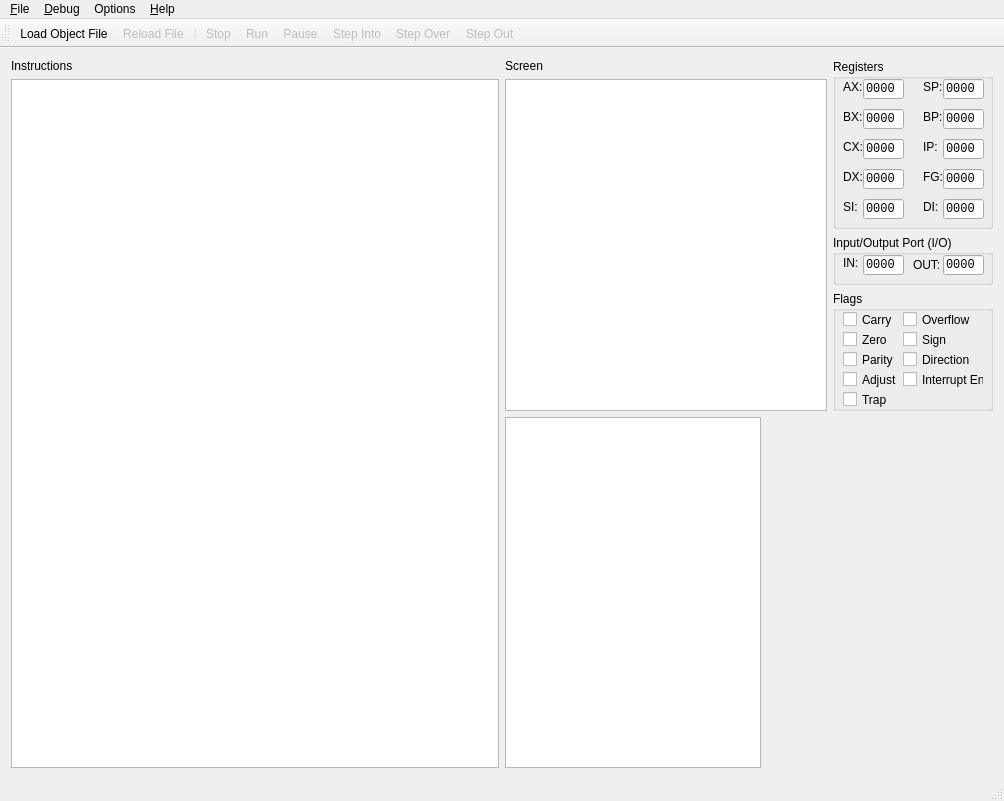
First picture: the form in src/MemWnd.ui, repository rdnelson/Libra, before the edit.
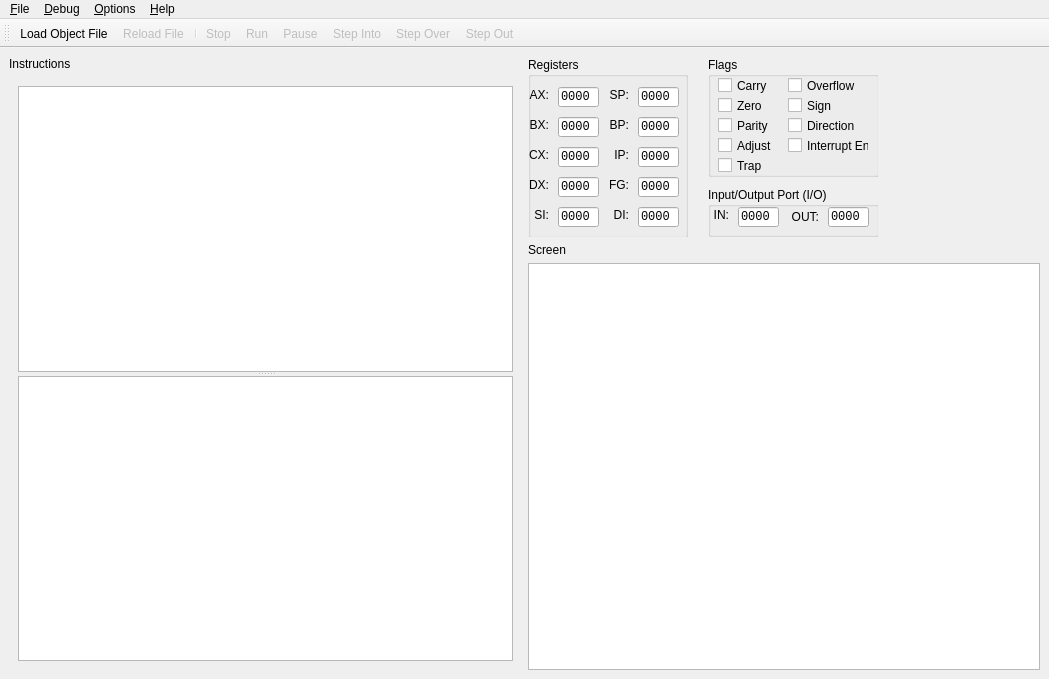
Second picture: the form after the edit. Icons and pictures are not drawn. Custom widgets are drawn as their Qt base class.

```diff
--- a/src/MemWnd.ui
+++ b/src/MemWnd.ui
@@ -9,45 +9,29 @@
    <rect>
     <x>0</x>
     <y>0</y>
-    <width>1004</width>
-    <height>801</height>
+    <width>1049</width>
+    <height>679</height>
    </rect>
   </property>
   <property name="sizePolicy">
-   <sizepolicy hsizetype="MinimumExpanding" vsizetype="MinimumExpanding">
-    <horstretch>0</horstretch>
-    <verstretch>0</verstretch>
-   </sizepolicy>
-  </property>
-  <property name="focusPolicy">
-   <enum>Qt::ClickFocus</enum>
-  </property>
-  <property name="windowTitle">
-   <string>MemWnd</string>
-  </property>
-  <property name="windowIcon">
-   <iconset resource="Resources.qrc">
-    <normaloff>:/res/Libra.ico</normaloff>:/res/Libra.ico</iconset>
-  </property>
-  <widget class="QWidget" name="centralWidget">
-   <property name="sizePolicy">
     <sizepolicy hsizetype="Expanding" vsizetype="Expanding">
      <horstretch>0</horstretch>
      <verstretch>0</verstretch>
     </sizepolicy>
    </property>
+  <property name="windowTitle">
+   <string>MainWindow</string>
+  </property>
+  <widget class="QWidget" name="centralwidget">
    <layout class="QGridLayout" name="gridLayout">
     <item row="0" column="0">
-     <layout class="QHBoxLayout" name="hrzAll">
-      <property name="sizeConstraint">
-       <enum>QLayout::SetMinimumSize</enum>
-      </property>
+     <layout class="QHBoxLayout" name="horizontalLayout">
       <item>
-       <layout class="QVBoxLayout" name="verticalLayout_4">
+       <layout class="QVBoxLayout" name="verticalLayout_3">
         <item>
-         <widget class="QLabel" name="lblInstr">
+         <widget class="QLabel" name="label_14">
           <property name="sizePolicy">
-           <sizepolicy hsizetype="Fixed" vsizetype="Fixed">
+           <sizepolicy hsizetype="Preferred" vsizetype="Fixed">
             <horstretch>0</horstretch>
             <verstretch>0</verstretch>
            </sizepolicy>
@@ -58,9 +42,31 @@
          </widget>
         </item>
         <item>
+         <widget class="QWidget" name="verticalWidget" native="true">
+          <property name="sizePolicy">
+           <sizepolicy hsizetype="MinimumExpanding" vsizetype="MinimumExpanding">
+            <horstretch>0</horstretch>
+            <verstretch>0</verstretch>
+           </sizepolicy>
+          </property>
+          <layout class="QVBoxLayout" name="verticalLayout">
+           <item>
+            <widget class="QSplitter" name="splitter">
+             <property name="sizePolicy">
+              <sizepolicy hsizetype="Expanding" vsizetype="Expanding">
+               <horstretch>0</horstretch>
+               <verstretch>0</verstretch>
+              </sizepolicy>
+             </property>
+             <property name="orientation">
+              <enum>Qt::Vertical</enum>
+             </property>
+             <property name="childrenCollapsible">
+              <bool>false</bool>
+             </property>
          <widget class="QInstructionList" name="lstInstructions">
           <property name="sizePolicy">
-           <sizepolicy hsizetype="Expanding" vsizetype="Minimum">
+               <sizepolicy hsizetype="Expanding" vsizetype="Expanding">
             <horstretch>0</horstretch>
             <verstretch>0</verstretch>
            </sizepolicy>
@@ -68,7 +74,7 @@
           <property name="minimumSize">
            <size>
             <width>400</width>
-            <height>400</height>
+                <height>0</height>
            </size>
           </property>
           <property name="maximumSize">
@@ -114,37 +120,22 @@
            <bool>false</bool>
           </attribute>
          </widget>
-        </item>
-       </layout>
-      </item>
-      <item>
-       <layout class="QVBoxLayout" name="verticalLayout_3">
-        <property name="sizeConstraint">
-         <enum>QLayout::SetMinimumSize</enum>
-        </property>
-        <item>
-         <layout class="QHBoxLayout" name="horizontalLayout">
-          <property name="sizeConstraint">
-           <enum>QLayout::SetMinimumSize</enum>
-          </property>
-          <item>
-           <layout class="QVBoxLayout" name="verticalLayout">
-            <property name="sizeConstraint">
-             <enum>QLayout::SetMinimumSize</enum>
-            </property>
-            <item>
-             <widget class="QLabel" name="label">
-              <property name="text">
-               <string>Screen</string>
-              </property>
-             </widget>
-            </item>
-            <item>
-             <widget class="QPlainTextEdit" name="textBrowser">
+             <widget class="QTableView" name="tableView">
+              <property name="sizePolicy">
+               <sizepolicy hsizetype="Expanding" vsizetype="Expanding">
+                <horstretch>0</horstretch>
+                <verstretch>0</verstretch>
+               </sizepolicy>
+              </property>
+              <property name="minimumSize">
+               <size>
+                <width>0</width>
+                <height>0</height>
+               </size>
+              </property>
               <property name="font">
                <font>
                 <family>Courier New</family>
-                <pointsize>11</pointsize>
                </font>
               </property>
               <property name="focusPolicy">
@@ -153,29 +144,62 @@
               <property name="acceptDrops">
                <bool>false</bool>
               </property>
-              <property name="verticalScrollBarPolicy">
-               <enum>Qt::ScrollBarAlwaysOff</enum>
-              </property>
-              <property name="horizontalScrollBarPolicy">
-               <enum>Qt::ScrollBarAlwaysOff</enum>
-              </property>
-              <property name="undoRedoEnabled">
+              <attribute name="horizontalHeaderHighlightSections">
+               <bool>true</bool>
+              </attribute>
+              <attribute name="horizontalHeaderShowSortIndicator" stdset="0">
                <bool>false</bool>
-              </property>
-              <property name="readOnly">
+              </attribute>
+              <attribute name="verticalHeaderCascadingSectionResizes">
                <bool>true</bool>
-              </property>
-              <property name="textInteractionFlags">
-               <set>Qt::NoTextInteraction</set>
-              </property>
+              </attribute>
+              <attribute name="verticalHeaderHighlightSections">
+               <bool>false</bool>
+              </attribute>
+              <attribute name="verticalHeaderShowSortIndicator" stdset="0">
+               <bool>false</bool>
+              </attribute>
              </widget>
-            </item>
-           </layout>
-          </item>
+            </widget>
+           </item>
+          </layout>
+          <zorder>splitter</zorder>
+          <zorder>label_14</zorder>
+         </widget>
+        </item>
+       </layout>
+      </item>
           <item>
-           <layout class="QVBoxLayout" name="verticalLayout_2">
+       <layout class="QVBoxLayout" name="verticalLayout_4">
             <item>
+         <widget class="QFrame" name="frame">
+          <property name="sizePolicy">
+           <sizepolicy hsizetype="Fixed" vsizetype="Fixed">
+            <horstretch>0</horstretch>
+            <verstretch>0</verstretch>
+           </sizepolicy>
+          </property>
+          <property name="minimumSize">
+           <size>
+            <width>350</width>
+            <height>180</height>
+           </size>
+          </property>
+          <property name="frameShape">
+           <enum>QFrame::NoFrame</enum>
+          </property>
+          <property name="frameShadow">
+           <enum>QFrame::Raised</enum>
+          </property>
              <widget class="QGroupBox" name="grpRegisters">
+           <property name="geometry">
+            <rect>
+             <x>0</x>
+             <y>0</y>
+             <width>160</width>
+             <height>181</height>
+            </rect>
+           </property>
               <property name="sizePolicy">
                <sizepolicy hsizetype="Fixed" vsizetype="Fixed">
                 <horstretch>0</horstretch>
@@ -191,11 +215,14 @@
               <property name="title">
                <string>Registers</string>
               </property>
+           <property name="flat">
+            <bool>true</bool>
+           </property>
               <widget class="QLabel" name="label_2">
                <property name="geometry">
                 <rect>
-                 <x>10</x>
-                 <y>20</y>
+              <x>0</x>
+              <y>30</y>
                  <width>21</width>
                  <height>16</height>
                 </rect>
@@ -203,12 +230,15 @@
                <property name="text">
                 <string>AX:</string>
                </property>
+            <property name="alignment">
+             <set>Qt::AlignRight|Qt::AlignTrailing|Qt::AlignVCenter</set>
+            </property>
               </widget>
               <widget class="QLineEdit" name="txtAX">
                <property name="geometry">
                 <rect>
                  <x>30</x>
-                 <y>20</y>
+              <y>30</y>
                  <width>41</width>
                  <height>20</height>
                 </rect>
@@ -231,8 +261,8 @@
               <widget class="QLabel" name="label_3">
                <property name="geometry">
                 <rect>
-                 <x>10</x>
-                 <y>50</y>
+              <x>0</x>
+              <y>60</y>
                  <width>21</width>
                  <height>16</height>
                 </rect>
@@ -240,12 +270,15 @@
                <property name="text">
                 <string>BX:</string>
                </property>
+            <property name="alignment">
+             <set>Qt::AlignRight|Qt::AlignTrailing|Qt::AlignVCenter</set>
+            </property>
               </widget>
               <widget class="QLineEdit" name="txtBX">
                <property name="geometry">
                 <rect>
                  <x>30</x>
-                 <y>50</y>
+              <y>60</y>
                  <width>41</width>
                  <height>20</height>
                 </rect>
@@ -268,8 +301,8 @@
               <widget class="QLabel" name="label_4">
                <property name="geometry">
                 <rect>
-                 <x>10</x>
-                 <y>80</y>
+              <x>0</x>
+              <y>90</y>
                  <width>21</width>
                  <height>16</height>
                 </rect>
@@ -277,12 +310,15 @@
                <property name="text">
                 <string>CX:</string>
                </property>
+            <property name="alignment">
+             <set>Qt::AlignRight|Qt::AlignTrailing|Qt::AlignVCenter</set>
+            </property>
               </widget>
               <widget class="QLineEdit" name="txtCX">
                <property name="geometry">
                 <rect>
                  <x>30</x>
-                 <y>80</y>
+              <y>90</y>
                  <width>41</width>
                  <height>20</height>
                 </rect>
@@ -305,8 +341,8 @@
               <widget class="QLabel" name="label_5">
                <property name="geometry">
                 <rect>
-                 <x>10</x>
-                 <y>110</y>
+              <x>0</x>
+              <y>120</y>
                  <width>21</width>
                  <height>16</height>
                 </rect>
@@ -314,12 +350,15 @@
                <property name="text">
                 <string>DX:</string>
                </property>
+            <property name="alignment">
+             <set>Qt::AlignRight|Qt::AlignTrailing|Qt::AlignVCenter</set>
+            </property>
               </widget>
               <widget class="QLineEdit" name="txtDX">
                <property name="geometry">
                 <rect>
                  <x>30</x>
-                 <y>110</y>
+              <y>120</y>
                  <width>41</width>
                  <height>20</height>
                 </rect>
@@ -342,8 +381,8 @@
               <widget class="QLabel" name="label_6">
                <property name="geometry">
                 <rect>
-                 <x>10</x>
-                 <y>140</y>
+              <x>0</x>
+              <y>150</y>
                  <width>21</width>
                  <height>16</height>
                 </rect>
@@ -351,12 +390,15 @@
                <property name="text">
                 <string>SI:</string>
                </property>
+            <property name="alignment">
+             <set>Qt::AlignRight|Qt::AlignTrailing|Qt::AlignVCenter</set>
+            </property>
               </widget>
               <widget class="QLineEdit" name="txtSI">
                <property name="geometry">
                 <rect>
                  <x>30</x>
-                 <y>140</y>
+              <y>150</y>
                  <width>41</width>
                  <height>20</height>
                 </rect>
@@ -379,8 +421,8 @@
               <widget class="QLabel" name="label_7">
                <property name="geometry">
                 <rect>
-                 <x>90</x>
-                 <y>20</y>
+              <x>80</x>
+              <y>30</y>
                  <width>21</width>
                  <height>16</height>
                 </rect>
@@ -388,12 +430,15 @@
                <property name="text">
                 <string>SP:</string>
                </property>
+            <property name="alignment">
+             <set>Qt::AlignRight|Qt::AlignTrailing|Qt::AlignVCenter</set>
+            </property>
               </widget>
               <widget class="QLineEdit" name="txtSP">
                <property name="geometry">
                 <rect>
                  <x>110</x>
-                 <y>20</y>
+              <y>30</y>
                  <width>41</width>
                  <height>20</height>
                 </rect>
@@ -416,8 +461,8 @@
               <widget class="QLabel" name="label_8">
                <property name="geometry">
                 <rect>
-                 <x>90</x>
-                 <y>50</y>
+              <x>80</x>
+              <y>60</y>
                  <width>21</width>
                  <height>16</height>
                 </rect>
@@ -425,12 +470,15 @@
                <property name="text">
                 <string>BP:</string>
                </property>
+            <property name="alignment">
+             <set>Qt::AlignRight|Qt::AlignTrailing|Qt::AlignVCenter</set>
+            </property>
               </widget>
               <widget class="QLineEdit" name="txtBP">
                <property name="geometry">
                 <rect>
                  <x>110</x>
-                 <y>50</y>
+              <y>60</y>
                  <width>41</width>
                  <height>20</height>
                 </rect>
@@ -453,8 +501,8 @@
               <widget class="QLabel" name="label_9">
                <property name="geometry">
                 <rect>
-                 <x>90</x>
-                 <y>80</y>
+              <x>80</x>
+              <y>90</y>
                  <width>21</width>
                  <height>16</height>
                 </rect>
@@ -462,12 +510,15 @@
                <property name="text">
                 <string>IP:</string>
                </property>
+            <property name="alignment">
+             <set>Qt::AlignRight|Qt::AlignTrailing|Qt::AlignVCenter</set>
+            </property>
               </widget>
               <widget class="QLineEdit" name="txtIP">
                <property name="geometry">
                 <rect>
                  <x>110</x>
-                 <y>80</y>
+              <y>90</y>
                  <width>41</width>
                  <height>20</height>
                 </rect>
@@ -491,7 +542,7 @@
                <property name="geometry">
                 <rect>
                  <x>110</x>
-                 <y>110</y>
+              <y>120</y>
                  <width>41</width>
                  <height>20</height>
                 </rect>
@@ -514,8 +565,8 @@
               <widget class="QLabel" name="label_10">
                <property name="geometry">
                 <rect>
-                 <x>90</x>
-                 <y>110</y>
+              <x>80</x>
+              <y>120</y>
                  <width>21</width>
                  <height>16</height>
                 </rect>
@@ -523,12 +574,15 @@
                <property name="text">
                 <string>FG:</string>
                </property>
+            <property name="alignment">
+             <set>Qt::AlignRight|Qt::AlignTrailing|Qt::AlignVCenter</set>
+            </property>
               </widget>
               <widget class="QLineEdit" name="txtDI">
                <property name="geometry">
                 <rect>
                  <x>110</x>
-                 <y>140</y>
+              <y>150</y>
                  <width>41</width>
                  <height>20</height>
                 </rect>
@@ -551,8 +605,8 @@
               <widget class="QLabel" name="label_11">
                <property name="geometry">
                 <rect>
-                 <x>90</x>
-                 <y>140</y>
+              <x>80</x>
+              <y>150</y>
                  <width>21</width>
                  <height>16</height>
                 </rect>
@@ -560,11 +614,20 @@
                <property name="text">
                 <string>DI:</string>
                </property>
-              </widget>
-             </widget>
-            </item>
-            <item>
+            <property name="alignment">
+             <set>Qt::AlignRight|Qt::AlignTrailing|Qt::AlignVCenter</set>
+            </property>
+           </widget>
+          </widget>
              <widget class="QGroupBox" name="groupBox">
+           <property name="geometry">
+            <rect>
+             <x>180</x>
+             <y>130</y>
+             <width>171</width>
+             <height>50</height>
+            </rect>
+           </property>
               <property name="sizePolicy">
                <sizepolicy hsizetype="Preferred" vsizetype="Fixed">
                 <horstretch>0</horstretch>
@@ -580,6 +643,9 @@
               <property name="title">
                <string>Input/Output Port (I/O)</string>
               </property>
+           <property name="flat">
+            <bool>true</bool>
+           </property>
               <widget class="QLabel" name="label_13">
                <property name="geometry">
                 <rect>
@@ -592,11 +658,14 @@
                <property name="text">
                 <string>OUT:</string>
                </property>
+            <property name="alignment">
+             <set>Qt::AlignRight|Qt::AlignTrailing|Qt::AlignVCenter</set>
+            </property>
               </widget>
               <widget class="QLabel" name="label_12">
                <property name="geometry">
                 <rect>
-                 <x>10</x>
+              <x>0</x>
                  <y>20</y>
                  <width>21</width>
                  <height>16</height>
@@ -605,6 +674,9 @@
                <property name="text">
                 <string>IN:</string>
                </property>
+            <property name="alignment">
+             <set>Qt::AlignRight|Qt::AlignTrailing|Qt::AlignVCenter</set>
+            </property>
               </widget>
               <widget class="QLineEdit" name="txtIN">
                <property name="geometry">
@@ -633,7 +705,7 @@
               <widget class="QLineEdit" name="txtOUT">
                <property name="geometry">
                 <rect>
-                 <x>110</x>
+              <x>120</x>
                  <y>20</y>
                  <width>41</width>
                  <height>20</height>
@@ -655,9 +727,15 @@
                </property>
               </widget>
              </widget>
-            </item>
-            <item>
              <widget class="QGroupBox" name="grpFlags">
+           <property name="geometry">
+            <rect>
+             <x>180</x>
+             <y>0</y>
+             <width>171</width>
+             <height>120</height>
+            </rect>
+           </property>
               <property name="sizePolicy">
                <sizepolicy hsizetype="Fixed" vsizetype="Fixed">
                 <horstretch>0</horstretch>
@@ -673,6 +751,9 @@
               <property name="title">
                <string>Flags</string>
               </property>
+           <property name="flat">
+            <bool>true</bool>
+           </property>
               <widget class="QCheckBox" name="chkCarry">
                <property name="geometry">
                 <rect>
@@ -689,7 +770,7 @@
               <widget class="QCheckBox" name="chkOverflow">
                <property name="geometry">
                 <rect>
-                 <x>70</x>
+              <x>80</x>
                  <y>20</y>
                  <width>71</width>
                  <height>17</height>
@@ -715,7 +796,7 @@
               <widget class="QCheckBox" name="chkSign">
                <property name="geometry">
                 <rect>
-                 <x>70</x>
+              <x>80</x>
                  <y>40</y>
                  <width>71</width>
                  <height>17</height>
@@ -767,7 +848,7 @@
               <widget class="QCheckBox" name="chkInterrupt">
                <property name="geometry">
                 <rect>
-                 <x>70</x>
+              <x>80</x>
                  <y>80</y>
                  <width>81</width>
                  <height>17</height>
@@ -780,7 +861,7 @@
               <widget class="QCheckBox" name="chkDirection">
                <property name="geometry">
                 <rect>
-                 <x>70</x>
+              <x>80</x>
                  <y>60</y>
                  <width>71</width>
                  <height>17</height>
@@ -791,51 +872,52 @@
                </property>
               </widget>
              </widget>
-            </item>
-           </layout>
-          </item>
-         </layout>
-        </item>
+         </widget>
+        </item>
         <item>
-         <widget class="QTableView" name="tableView">
+         <layout class="QVBoxLayout" name="verticalLayout_2">
+          <item>
+           <widget class="QLabel" name="label">
           <property name="sizePolicy">
-           <sizepolicy hsizetype="Maximum" vsizetype="Expanding">
+             <sizepolicy hsizetype="Preferred" vsizetype="Fixed">
             <horstretch>0</horstretch>
             <verstretch>0</verstretch>
            </sizepolicy>
           </property>
-          <property name="minimumSize">
-           <size>
-            <width>0</width>
-            <height>250</height>
-           </size>
-          </property>
+            <property name="text">
+             <string>Screen</string>
+            </property>
+           </widget>
+          </item>
+          <item>
+           <widget class="QPlainTextEdit" name="textBrowser">
           <property name="font">
            <font>
             <family>Courier New</family>
+              <pointsize>11</pointsize>
            </font>
           </property>
           <property name="focusPolicy">
-           <enum>Qt::WheelFocus</enum>
-          </property>
-          <property name="editTriggers">
-           <set>QAbstractItemView::DoubleClicked</set>
-          </property>
-          <attribute name="horizontalHeaderHighlightSections">
-           <bool>true</bool>
-          </attribute>
-          <attribute name="horizontalHeaderShowSortIndicator" stdset="0">
+             <enum>Qt::NoFocus</enum>
+            </property>
+            <property name="acceptDrops">
+             <bool>false</bool>
+            </property>
+            <property name="verticalScrollBarPolicy">
+             <enum>Qt::ScrollBarAlwaysOff</enum>
+            </property>
+            <property name="horizontalScrollBarPolicy">
+             <enum>Qt::ScrollBarAlwaysOff</enum>
+            </property>
+            <property name="undoRedoEnabled">
            <bool>false</bool>
-          </attribute>
-          <attribute name="verticalHeaderCascadingSectionResizes">
+            </property>
+            <property name="readOnly">
            <bool>true</bool>
-          </attribute>
-          <attribute name="verticalHeaderHighlightSections">
-           <bool>false</bool>
-          </attribute>
-          <attribute name="verticalHeaderShowSortIndicator" stdset="0">
-           <bool>false</bool>
-          </attribute>
+            </property>
+            <property name="textInteractionFlags">
+             <set>Qt::NoTextInteraction</set>
+            </property>
          </widget>
         </item>
        </layout>
@@ -843,38 +925,19 @@
      </layout>
     </item>
    </layout>
+    </item>
+   </layout>
   </widget>
-  <widget class="QToolBar" name="mainToolBar">
-   <property name="enabled">
-    <bool>true</bool>
-   </property>
-   <attribute name="toolBarArea">
-    <enum>TopToolBarArea</enum>
-   </attribute>
-   <attribute name="toolBarBreak">
-    <bool>false</bool>
-   </attribute>
-   <addaction name="action_Open"/>
-   <addaction name="actionReload_File"/>
-   <addaction name="separator"/>
-   <addaction name="actionStop"/>
-   <addaction name="actionRun"/>
-   <addaction name="actionPause"/>
-   <addaction name="actionStep_Into"/>
-   <addaction name="actionStep_Over"/>
-   <addaction name="actionStep_Out"/>
-  </widget>
-  <widget class="QStatusBar" name="statusBar"/>
   <widget class="QMenuBar" name="menuBar">
    <property name="geometry">
     <rect>
      <x>0</x>
      <y>0</y>
-     <width>1004</width>
+     <width>1049</width>
      <height>21</height>
     </rect>
    </property>
-   <widget class="QMenu" name="menu_File">
+   <widget class="QMenu" name="menuFile">
     <property name="title">
      <string>&amp;File</string>
     </property>
@@ -883,9 +946,9 @@
     <addaction name="separator"/>
     <addaction name="actionExit"/>
    </widget>
-   <widget class="QMenu" name="menu_Debug">
+   <widget class="QMenu" name="menu_Options">
     <property name="title">
-     <string>&amp;Debug</string>
+     <string>&amp;Options</string>
     </property>
     <addaction name="actionRun"/>
     <addaction name="actionPause"/>
@@ -904,18 +967,38 @@
     <addaction name="separator"/>
     <addaction name="actionAbout"/>
    </widget>
-   <widget class="QMenu" name="menuOptions">
+   <widget class="QMenu" name="menu_Debug">
     <property name="title">
-     <string>Options</string>
+     <string>&amp;Debug</string>
     </property>
     <addaction name="actionEnable_Listings"/>
     <addaction name="actionEnable_Memory_Logging"/>
    </widget>
-   <addaction name="menu_File"/>
+   <addaction name="menuFile"/>
    <addaction name="menu_Debug"/>
-   <addaction name="menuOptions"/>
+   <addaction name="menu_Options"/>
    <addaction name="menu_Help"/>
   </widget>
+  <widget class="QToolBar" name="toolBar">
+   <property name="windowTitle">
+    <string>toolBar</string>
+   </property>
+   <attribute name="toolBarArea">
+    <enum>TopToolBarArea</enum>
+   </attribute>
+   <attribute name="toolBarBreak">
+    <bool>false</bool>
+   </attribute>
+   <addaction name="action_Open"/>
+   <addaction name="actionReload_File"/>
+   <addaction name="separator"/>
+   <addaction name="actionStop"/>
+   <addaction name="actionRun"/>
+   <addaction name="actionPause"/>
+   <addaction name="actionStep_Into"/>
+   <addaction name="actionStep_Over"/>
+   <addaction name="actionStep_Out"/>
+  </widget>
   <action name="actionRun">
    <property name="enabled">
     <bool>false</bool>
@@ -925,7 +1008,7 @@
      <normaloff>:/res/runproject24.ico</normaloff>:/res/runproject24.ico</iconset>
    </property>
    <property name="text">
-    <string>Run</string>
+    <string>&amp;Run</string>
    </property>
    <property name="shortcut">
     <string>F5</string>
@@ -990,7 +1073,7 @@
      <normaloff>:/res/StepOut24.ico</normaloff>:/res/StepOut24.ico</iconset>
    </property>
    <property name="text">
-    <string>Step Out</string>
+    <string>Step Ou&amp;t</string>
    </property>
    <property name="shortcut">
     <string>F8</string>
@@ -1017,7 +1100,7 @@
      <normaloff>:/res/pause24.ico</normaloff>:/res/pause24.ico</iconset>
    </property>
    <property name="text">
-    <string>Pause</string>
+    <string>&amp;Pause</string>
    </property>
   </action>
   <action name="actionReload_File">
@@ -1083,7 +1166,6 @@
    </property>
   </action>
  </widget>
- <layoutdefault spacing="6" margin="11"/>
  <customwidgets>
   <customwidget>
    <class>QInstructionList</class>
```
Left out of the diff: 68 changed lines with no effect on the pictures. Lines whose indentation alone changed are shown as unchanged.
